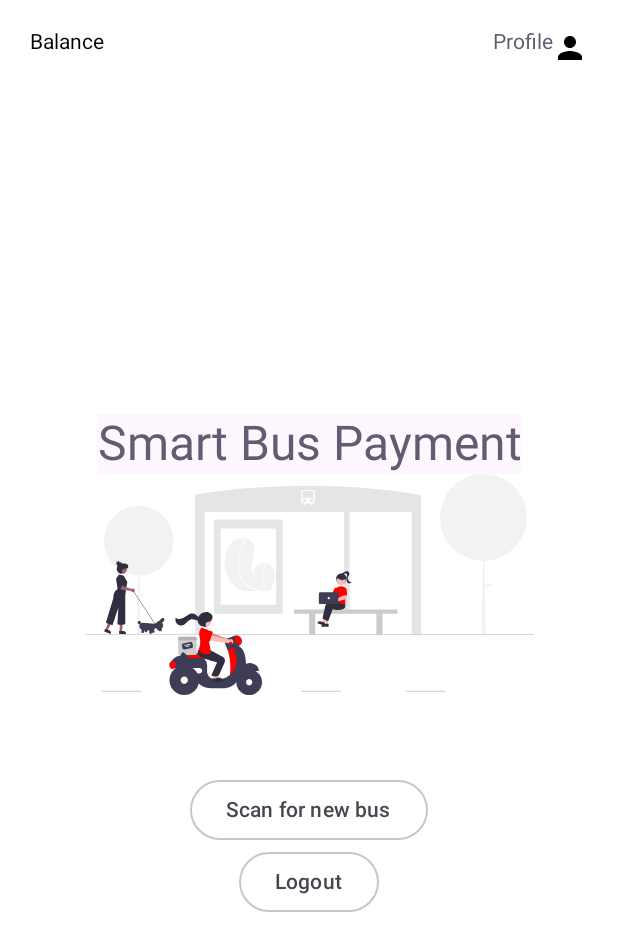
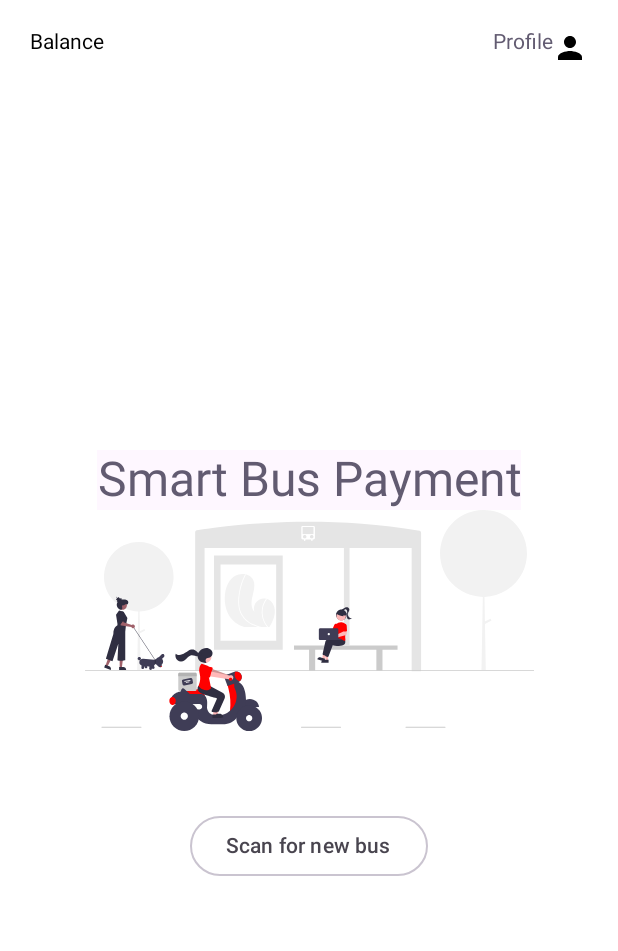
Before and after one commit to robinsrk/bus-payment, an Android app built with Jetpack Compose: the @Preview function Preview, on a phone screen of 412 x 824 dp. Shown: the top 951 px of the screen. Run offline under Robolectric (Android 15) with nearby library versions, the phone set to English and light mode, and no system bars; our stand-ins replace Room's generated code, livedata-compose.

Commit message:
moved logout button from home screen to profile screen

```diff
--- a/app/src/main/java/com/example/buspayment/screens/HomeScreen.kt
+++ b/app/src/main/java/com/example/buspayment/screens/HomeScreen.kt
@@ -1,7 +1,6 @@
 package com.example.buspayment.screens
 
 import android.app.Application
-import android.widget.Toast
 import androidx.compose.foundation.clickable
 import androidx.compose.foundation.layout.Arrangement
 import androidx.compose.foundation.layout.Column
@@ -91,15 +90,6 @@ fun HomeScreen(navController: NavController) {
 			OutlinedButton(onClick = { navController.navigate(Screens.Scan.route) }) {
 				Text(text = "Scan for new bus")
 			}
-			OutlinedButton(onClick = {
-				mUserViewModel.deleteUsers()
-				Toast.makeText(context, "Successfully logged out", Toast.LENGTH_LONG).show()
-				navController.navigate(Screens.Login.route) {
-					popUpTo(0)
-				}
-			}) {
-				Text(text = "Logout")
-			}
 		}
 
 	}
```
Also changed, not shown: app/src/main/java/com/example/buspayment/screens/ProfileScreen.kt (+14 -2 lines).
